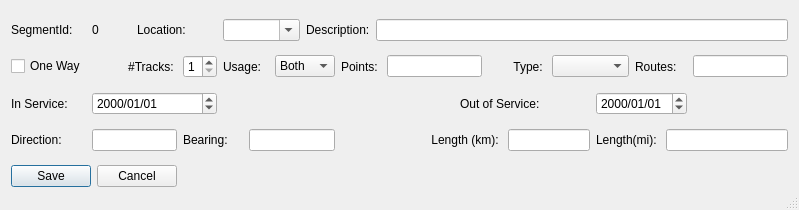
Qt form ui/editsegmentdialog.ui (allenck/mapper) before a commit.
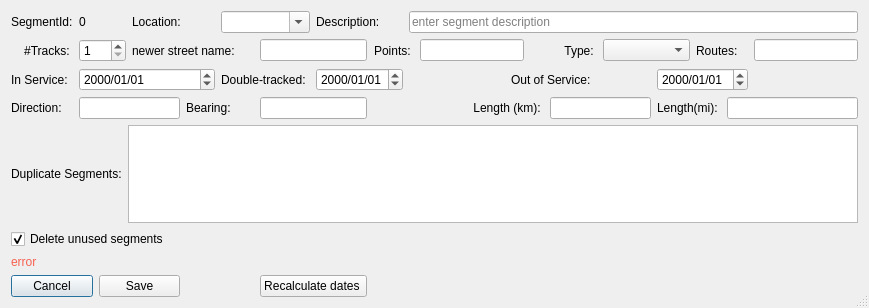
The same form after that commit. Custom widgets are drawn as their Qt base class.

```diff
--- a/ui/editsegmentdialog.ui
+++ b/ui/editsegmentdialog.ui
@@ -6,8 +6,8 @@
    <rect>
     <x>0</x>
     <y>0</y>
-    <width>799</width>
-    <height>210</height>
+    <width>869</width>
+    <height>308</height>
    </rect>
   </property>
   <property name="windowTitle">
@@ -38,31 +38,21 @@
      </property>
     </widget>
    </item>
-   <item row="0" column="4" colspan="3">
+   <item row="0" column="4" colspan="2">
     <widget class="QComboBox" name="cbLocation">
      <property name="editable">
       <bool>true</bool>
      </property>
     </widget>
    </item>
-   <item row="0" column="7" colspan="2">
+   <item row="0" column="6" colspan="2">
     <widget class="QLabel" name="label_2">
      <property name="text">
       <string>Description:</string>
      </property>
     </widget>
    </item>
-   <item row="0" column="9" colspan="9">
-    <widget class="QLineEdit" name="txtDescription"/>
-   </item>
    <item row="1" column="0">
-    <widget class="QCheckBox" name="chkOneWay">
-     <property name="text">
-      <string>One Way</string>
-     </property>
-    </widget>
-   </item>
-   <item row="1" column="1" colspan="2">
     <widget class="QLabel" name="label_3">
      <property name="text">
       <string>#Tracks: </string>
@@ -72,7 +62,7 @@
      </property>
     </widget>
    </item>
-   <item row="1" column="3">
+   <item row="1" column="1">
     <widget class="QSpinBox" name="sbTracks">
      <property name="minimum">
       <number>1</number>
@@ -82,33 +72,17 @@
      </property>
     </widget>
    </item>
-   <item row="1" column="4" colspan="2">
-    <widget class="QLabel" name="usageLabel">
+   <item row="1" column="2" colspan="3">
+    <widget class="QLabel" name="label_16">
      <property name="text">
-      <string>Usage:</string>
+      <string>newer street name:</string>
      </property>
     </widget>
    </item>
-   <item row="1" column="6" colspan="2">
-    <widget class="QComboBox" name="trackUsage">
-     <item>
-      <property name="text">
-       <string>Both</string>
-      </property>
-     </item>
-     <item>
-      <property name="text">
-       <string>Left</string>
-      </property>
-     </item>
-     <item>
-      <property name="text">
-       <string>Right</string>
-      </property>
-     </item>
-    </widget>
+   <item row="1" column="5" colspan="2">
+    <widget class="QLineEdit" name="txtNewerName"/>
    </item>
-   <item row="1" column="8" colspan="2">
+   <item row="1" column="7" colspan="2">
     <widget class="QLabel" name="label_9">
      <property name="text">
       <string>Points: </string>
@@ -118,7 +92,7 @@
      </property>
     </widget>
    </item>
-   <item row="1" column="10">
+   <item row="1" column="9">
     <widget class="QLineEdit" name="txtPoints">
      <property name="enabled">
       <bool>true</bool>
@@ -128,7 +102,7 @@
      </property>
     </widget>
    </item>
-   <item row="1" column="11" colspan="2">
+   <item row="1" column="10" colspan="2">
     <widget class="QLabel" name="label_4">
      <property name="text">
       <string>Type: </string>
@@ -138,17 +112,17 @@
      </property>
     </widget>
    </item>
-   <item row="1" column="13" colspan="2">
+   <item row="1" column="12" colspan="2">
     <widget class="QComboBox" name="cbRouteType"/>
    </item>
-   <item row="1" column="15" colspan="2">
+   <item row="1" column="14" colspan="2">
     <widget class="QLabel" name="label_11">
      <property name="text">
       <string>Routes:</string>
      </property>
     </widget>
    </item>
-   <item row="1" column="17">
+   <item row="1" column="16">
     <widget class="QLineEdit" name="txtRoutes">
      <property name="toolTip">
       <string>Number of routes using this segment.</string>
@@ -172,7 +146,21 @@
      </property>
     </widget>
    </item>
-   <item row="2" column="10" colspan="3">
+   <item row="2" column="4" colspan="2">
+    <widget class="QLabel" name="label_14">
+     <property name="text">
+      <string>Double-tracked:</string>
+     </property>
+    </widget>
+   </item>
+   <item row="2" column="6" colspan="2">
+    <widget class="QDateEdit" name="doubleTracked">
+     <property name="displayFormat">
+      <string>yyyy/MM/dd</string>
+     </property>
+    </widget>
+   </item>
+   <item row="2" column="9" colspan="3">
     <widget class="QLabel" name="label_6">
      <property name="text">
       <string>Out of Service:  </string>
@@ -182,7 +170,7 @@
      </property>
     </widget>
    </item>
-   <item row="2" column="14" colspan="3">
+   <item row="2" column="13" colspan="3">
     <widget class="QDateEdit" name="dtEnd">
      <property name="displayFormat">
       <string>yyyy/MM/dd</string>
@@ -210,14 +198,14 @@
      </property>
     </widget>
    </item>
-   <item row="3" column="5" colspan="3">
+   <item row="3" column="5" colspan="2">
     <widget class="QLineEdit" name="txtBearing">
      <property name="readOnly">
       <bool>true</bool>
      </property>
     </widget>
    </item>
-   <item row="3" column="10" colspan="2">
+   <item row="3" column="9" colspan="2">
     <widget class="QLabel" name="label_7">
      <property name="text">
       <string>Length (km): </string>
@@ -227,14 +215,14 @@
      </property>
     </widget>
    </item>
-   <item row="3" column="12" colspan="2">
+   <item row="3" column="11" colspan="2">
     <widget class="QLineEdit" name="txtKm">
      <property name="readOnly">
       <bool>true</bool>
      </property>
     </widget>
    </item>
-   <item row="3" column="14" colspan="2">
+   <item row="3" column="13" colspan="2">
     <widget class="QLabel" name="label_8">
      <property name="text">
       <string>Length(mi): </string>
@@ -244,28 +232,98 @@
      </property>
     </widget>
    </item>
-   <item row="3" column="16" colspan="2">
+   <item row="3" column="15" colspan="2">
     <widget class="QLineEdit" name="txtMiles">
      <property name="readOnly">
       <bool>true</bool>
      </property>
     </widget>
    </item>
-   <item row="4" column="0" colspan="3">
-    <widget class="QDialogButtonBox" name="buttonBox">
-     <property name="orientation">
-      <enum>Qt::Horizontal</enum>
+   <item row="4" column="0" colspan="17">
+    <layout class="QHBoxLayout" name="horizontalLayout_2">
+     <item>
+      <widget class="QLabel" name="label_15">
+       <property name="text">
+        <string>Duplicate Segments:</string>
+       </property>
+      </widget>
+     </item>
+     <item>
+      <widget class="QListWidget" name="listWidget">
+       <property name="sizePolicy">
+        <sizepolicy hsizetype="Expanding" vsizetype="Expanding">
+         <horstretch>1</horstretch>
+         <verstretch>0</verstretch>
+        </sizepolicy>
+       </property>
+      </widget>
+     </item>
+    </layout>
+   </item>
+   <item row="5" column="0" colspan="4">
+    <widget class="QCheckBox" name="chkDeleteUnused">
+     <property name="text">
+      <string>Delete unused segments</string>
      </property>
-     <property name="standardButtons">
-      <set>QDialogButtonBox::Cancel|QDialogButtonBox::Save</set>
+     <property name="checked">
+      <bool>true</bool>
      </property>
-     <property name="centerButtons">
+    </widget>
+   </item>
+   <item row="7" column="0" colspan="3">
+    <layout class="QHBoxLayout" name="horizontalLayout">
+     <item>
+      <widget class="QPushButton" name="btnCancel">
+       <property name="text">
+        <string>Cancel</string>
+       </property>
+      </widget>
+     </item>
+     <item>
+      <widget class="QPushButton" name="btnSave">
+       <property name="text">
+        <string>Save</string>
+       </property>
+      </widget>
+     </item>
+    </layout>
+   </item>
+   <item row="0" column="8" colspan="9">
+    <widget class="EditSegmentDescr" name="txtDescription">
+     <property name="placeholderText">
+      <string>enter segment description</string>
+     </property>
+    </widget>
+   </item>
+   <item row="6" column="0" colspan="17">
+    <widget class="QLabel" name="lblHelp">
+     <property name="styleSheet">
+      <string notr="true">color:rgb(246, 97, 81)</string>
+     </property>
+     <property name="text">
+      <string>error</string>
+     </property>
+     <property name="wordWrap">
       <bool>true</bool>
      </property>
     </widget>
    </item>
+   <item row="7" column="5" colspan="2">
+    <widget class="QPushButton" name="btnRecalc">
+     <property name="text">
+      <string>Recalculate dates </string>
+     </property>
+    </widget>
+   </item>
   </layout>
  </widget>
+ <customwidgets>
+  <customwidget>
+   <class>EditSegmentDescr</class>
+   <extends>QLineEdit</extends>
+   <header>editsegmentdescr.h</header>
+  </customwidget>
+ </customwidgets>
  <tabstops>
   <tabstop>chkOneWay</tabstop>
   <tabstop>sbTracks</tabstop>
```
Left out of the diff: 50 changed lines with no effect on the pictures.
